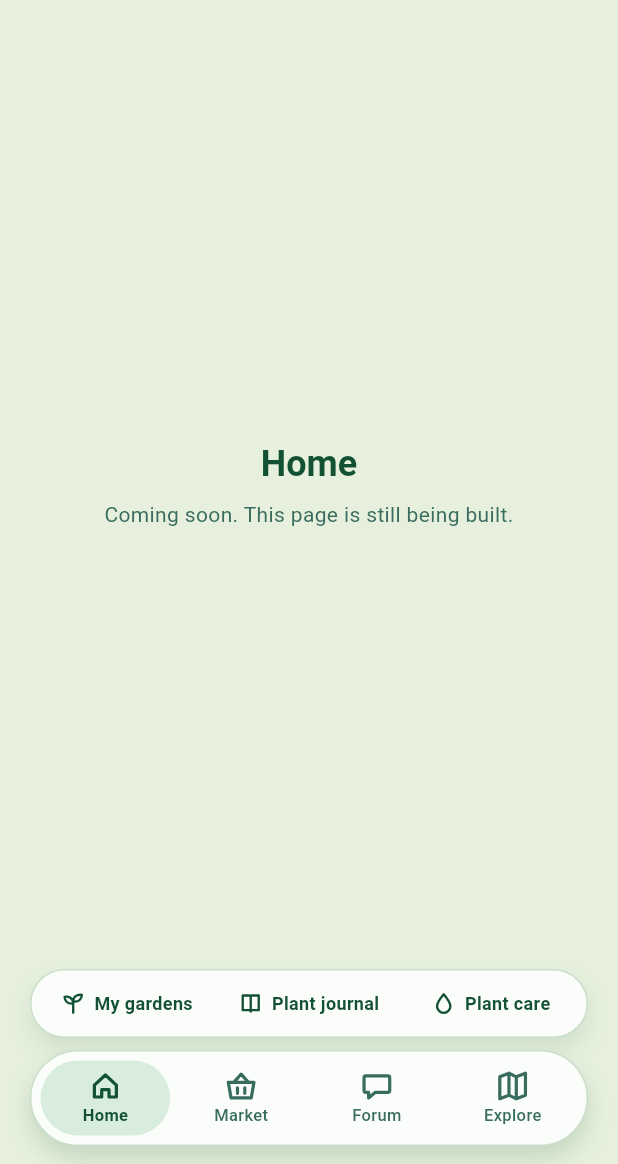
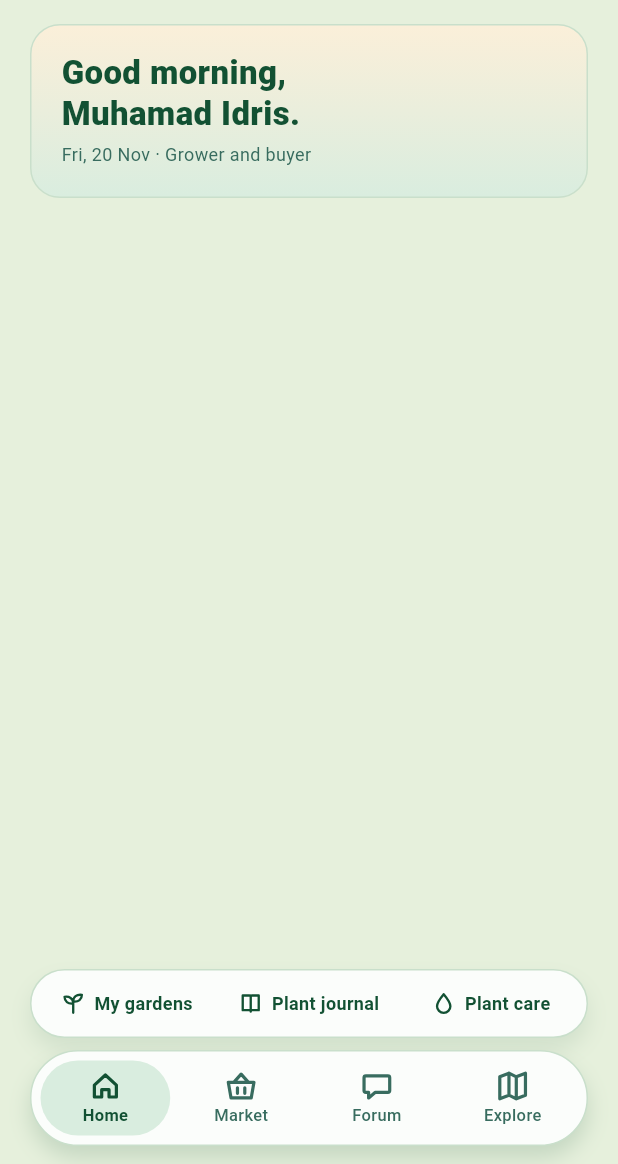
Before and after one commit to paramitasan/urFunFarming_mobile, a Flutter app: the screen it shows after launch, on a phone screen of 412 x 824 dp, the part 72-1236 px from its top. Run offline on Flutter 3.47's test engine with Material 3 defaults, Android fonts, the phone set to English and light mode, and no system bars; our stand-ins replace flutter_svg, material_ui.

Commit message:
feat: add home page greeting

```diff
--- a/lib/screens/app_shell.dart
+++ b/lib/screens/app_shell.dart
@@ -5,6 +5,7 @@ import 'package:urfunfarming_mobile/explore/screens/explore_page.dart';
 import 'package:urfunfarming_mobile/forum/screens/forum_page.dart';
 import 'package:urfunfarming_mobile/gardens/screens/gardens_page.dart';
 import 'package:urfunfarming_mobile/journal/screens/journal_page.dart';
+import 'package:urfunfarming_mobile/screens/home.dart';
 import 'package:urfunfarming_mobile/widgets/empty_state.dart';
 import 'package:urfunfarming_mobile/widgets/grower_tools_bar.dart';
 import 'package:urfunfarming_mobile/widgets/main_nav_bar.dart';
@@ -35,7 +36,7 @@ class _AppShellState extends State<AppShell> {
 
   Widget _page() {
     return switch (_current) {
-      AppDestination.home => const EmptyState(title: 'Home'),
+      AppDestination.home => HomePage(isGrower: widget.isGrower),
       AppDestination.market => const EmptyState(title: 'Market'),
       AppDestination.forum => const ForumPage(),
       AppDestination.explore => const ExplorePage(),
--- /dev/null
+++ b/lib/screens/home.dart
@@ -0,0 +1,102 @@
+import 'package:material_ui/material_ui.dart';
+import 'package:urfunfarming_mobile/theme.dart';
+
+/// The Home tab: greeting card (module tiles follow in a later stage).
+class HomePage extends StatelessWidget {
+  const HomePage({
+    super.key,
+    required this.isGrower,
+    this.userName = 'Muhamad Idris',
+    this.today,
+  });
+
+  final bool isGrower;
+
+  // TODO: use the logged-in user's name once login exists.
+  final String userName;
+
+  /// Date shown on the card; defaults to now (injectable for tests).
+  final DateTime? today;
+
+  @override
+  Widget build(BuildContext context) {
+    return ListView(
+      padding: const EdgeInsets.fromLTRB(20, 8, 20, 20),
+      children: [
+        _GreetingCard(
+          name: userName,
+          meta: '${_formatDate(today ?? DateTime.now())} · '
+              '${isGrower ? 'Grower and buyer' : 'Buyer'}',
+        ),
+      ],
+    );
+  }
+}
+
+/// Figma: Parts / Home / Greeting card, without the skyline illustration.
+// TODO: add the sun, cloud and skyline illustration from Figma.
+class _GreetingCard extends StatelessWidget {
+  const _GreetingCard({required this.name, required this.meta});
+
+  final String name;
+  final String meta;
+
+  @override
+  Widget build(BuildContext context) {
+    final colors = Theme.of(context).colorScheme;
+    final headline = TextStyle(
+      fontSize: 22,
+      height: 27 / 22,
+      fontWeight: FontWeight.w800,
+      color: colors.onSurface,
+    );
+    return Container(
+      padding: const EdgeInsets.fromLTRB(20, 18, 20, 20),
+      decoration: BoxDecoration(
+        borderRadius: BorderRadius.circular(20),
+        border: Border.all(color: colors.outlineVariant),
+        gradient: LinearGradient(
+          begin: Alignment.topCenter,
+          end: Alignment.bottomCenter,
+          colors: [AppColors.greetingTop, colors.secondaryContainer],
+        ),
+      ),
+      child: Column(
+        crossAxisAlignment: CrossAxisAlignment.start,
+        children: [
+          Text('Good morning,', style: headline),
+          Text('$name.', style: headline),
+          const SizedBox(height: 6),
+          Text(
+            meta,
+            style: TextStyle(
+              fontSize: 12,
+              height: 16 / 12,
+              color: colors.onSurfaceVariant,
+            ),
+          ),
+        ],
+      ),
+    );
+  }
+}
+
+const _weekdays = ['Mon', 'Tue', 'Wed', 'Thu', 'Fri', 'Sat', 'Sun'];
+const _months = [
+  'Jan',
+  'Feb',
+  'Mar',
+  'Apr',
+  'May',
+  'Jun',
+  'Jul',
+  'Aug',
+  'Sep',
+  'Oct',
+  'Nov',
+  'Dec',
+];
+
+/// "Fri, 20 Nov", as in the design.
+String _formatDate(DateTime d) =>
+    '${_weekdays[d.weekday - 1]}, ${d.day} ${_months[d.month - 1]}';
--- a/lib/theme.dart
+++ b/lib/theme.dart
@@ -21,6 +21,9 @@ class AppColors {
   static const market = Color(0xFFFBE4D4);
   static const forum = Color(0xFFE8E2F6);
   static const explore = Color(0xFFFBF0BF);
+
+  /// Top of the home greeting card gradient (fades into secondaryContainer).
+  static const greetingTop = Color(0xFFFBEFD9);
 }
 
 /// The single app theme. Screens read colours from
```
